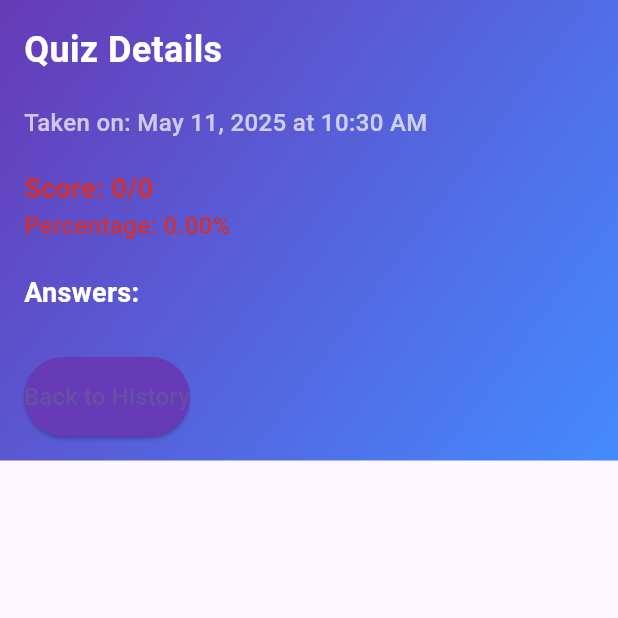
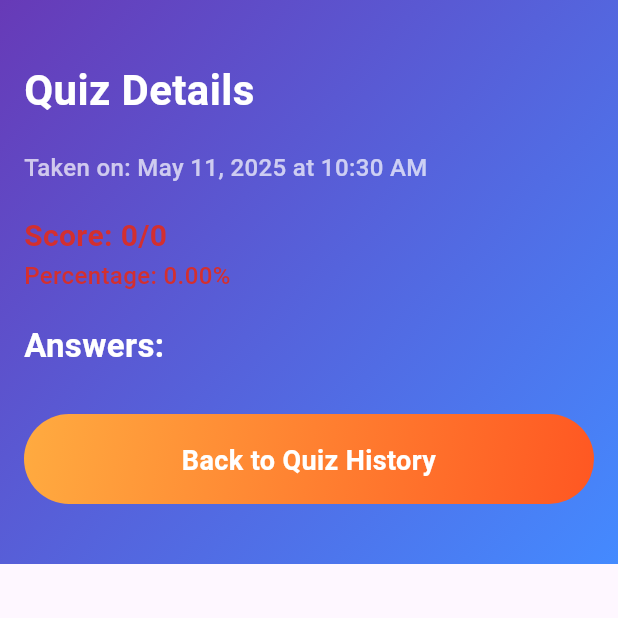
Before and after one commit to iabhinavrajput/quiz_app, a Flutter app: the DetailScreen screen opened directly with empty values, on a phone screen of 412 x 824 dp, the top half of it. Run offline on Flutter 3.47's test engine with Material 3 defaults, Android fonts, the phone set to English and light mode, and no system bars; our stand-ins replace cloud_firestore, dropdown_button2, firebase_auth, firebase_core, flutter_bloc, flutter_spinkit and 2 more; accounts and stored records are empty.

```diff
--- a/lib/presentation/screens/quiz_track_detail_screen.dart
+++ b/lib/presentation/screens/quiz_track_detail_screen.dart
@@ -62,7 +62,7 @@ class DetailScreen extends StatelessWidget {
 
             return SingleChildScrollView(
               child: Padding(
-                padding: const EdgeInsets.all(16.0),
+                padding: const EdgeInsets.symmetric(horizontal: 16.0, vertical: 40.0), // Added vertical padding for top
                 child: Column(
                   crossAxisAlignment: CrossAxisAlignment.start,
                   children: [
@@ -70,7 +70,7 @@ class DetailScreen extends StatelessWidget {
                     Text(
                       'Quiz Details',
                       style: TextStyle(
-                        fontSize: 24,
+                        fontSize: 28,
                         fontWeight: FontWeight.bold,
                         color: Colors.white,
                       ),
@@ -92,7 +92,7 @@ class DetailScreen extends StatelessWidget {
                     Text(
                       'Score: $score/$total',
                       style: TextStyle(
-                        fontSize: 18,
+                        fontSize: 20,
                         fontWeight: FontWeight.bold,
                         color: percentage >= 80 ? Colors.green[700] : Colors.red[700],
                       ),
@@ -111,7 +111,7 @@ class DetailScreen extends StatelessWidget {
                     Text(
                       'Answers:',
                       style: TextStyle(
-                        fontSize: 18,
+                        fontSize: 22,
                         fontWeight: FontWeight.bold,
                         color: Colors.white,
                       ),
@@ -119,24 +119,22 @@ class DetailScreen extends StatelessWidget {
                     const SizedBox(height: 10),
                     ListView.builder(
                       shrinkWrap: true,
-                      physics: NeverScrollableScrollPhysics(),
+                      physics: const NeverScrollableScrollPhysics(),
                       itemCount: answers.length,
                       itemBuilder: (context, index) {
                         final answer = answers[index] as Map<String, dynamic>;
                         final question = answer['question'] ?? 'N/A';
                         final selectedAnswer = answer['selectedAnswer'] ?? 'N/A';
-                        final correctAnswer = answer['isCorrect'] != null && answer['isCorrect'] == true
-                            ? selectedAnswer
-                            : 'N/A'; // Only show correct answer if marked correct
+                        final isCorrect = answer['isCorrect'] == true;
 
                         return Padding(
                           padding: const EdgeInsets.symmetric(vertical: 8.0),
                           child: Card(
                             color: Colors.white.withOpacity(0.9),
                             shape: RoundedRectangleBorder(
-                              borderRadius: BorderRadius.circular(10),
+                              borderRadius: BorderRadius.circular(12),
                             ),
-                            elevation: 8,
+                            elevation: 5,
                             child: ListTile(
                               contentPadding: const EdgeInsets.all(12),
                               title: Text(
@@ -154,18 +152,20 @@ class DetailScreen extends StatelessWidget {
                                     'Your Answer: $selectedAnswer',
                                     style: TextStyle(
                                       fontSize: 14,
-                                      color: selectedAnswer == correctAnswer
+                                      color: isCorrect
                                           ? Colors.green[700]
                                           : Colors.red[700],
                                     ),
                                   ),
-                                  Text(
-                                    'Correct Answer: $correctAnswer',
-                                    style: TextStyle(
-                                      fontSize: 14,
-                                      color: Colors.black54,
+                                  if (!isCorrect)
+                                    Text(
+                                      'Correct Answer: ${answer['correctAnswer'] ?? 'N/A'}',
+                                      style: const TextStyle(
+                                        fontSize: 14,
+                                        color: Colors.black54,
+                                        fontStyle: FontStyle.italic,
+                                      ),
                                     ),
-                                  ),
                                 ],
                               ),
                             ),
@@ -175,23 +175,42 @@ class DetailScreen extends StatelessWidget {
                     ),
                     const SizedBox(height: 20),
 
-                    // Back Button
-                    ElevatedButton(
-                      style: ElevatedButton.styleFrom(
-                        backgroundColor: AppColors.primaryGradientStart,
-                        padding: const EdgeInsets.symmetric(vertical: 15),
-                        shape: RoundedRectangleBorder(
+                    // Back Button with AnimatedContainer
+
+                    GestureDetector(
+                      child: AnimatedContainer(
+                        height: 60,
+                        duration: const Duration(milliseconds: 300),
+                        width: double.infinity,
+                        padding: const EdgeInsets.symmetric(vertical: 18),
+                        decoration: BoxDecoration(
+                          gradient: const LinearGradient(
+                            colors: [
+                              AppColors.signInGradientStart,
+                              AppColors.signInGradientEnd,
+                            ],
+                            begin: Alignment.topLeft,
+                            end: Alignment.bottomRight,
+                          ),
                           borderRadius: BorderRadius.circular(30),
                         ),
+                        child: Center(
+                          child: Text(
+                            'Back to Quiz History',
+                            style: TextStyle(
+                              fontSize: 18,
+                              fontWeight: FontWeight.bold,
+                              color: AppColors.white,
+                            ),
+                            textAlign: TextAlign.center,
+                          ),
+                        ),
                       ),
-                      onPressed: () {
-                        Navigator.pop(context); // Navigate back to the previous screen
+                      onTap: () {
+                        Navigator.pop(context);
                       },
-                      child: const Text(
-                        'Back to History',
-                        style: TextStyle(fontSize: 16),
-                      ),
                     ),
+
                   ],
                 ),
               ),
```
